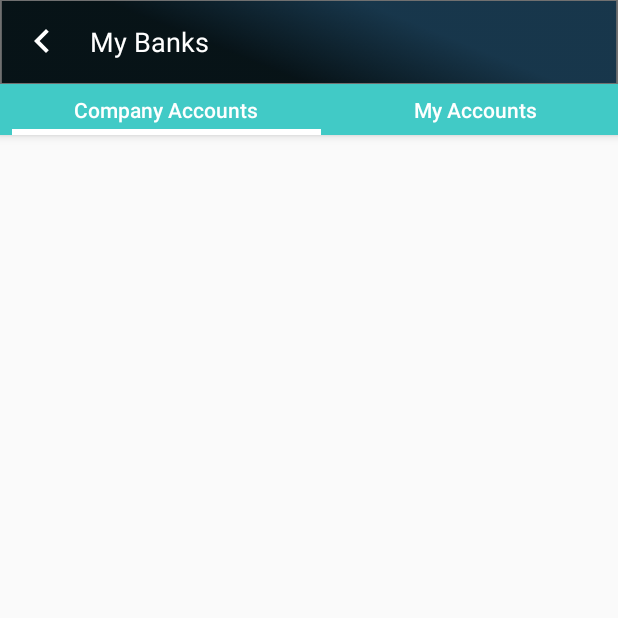
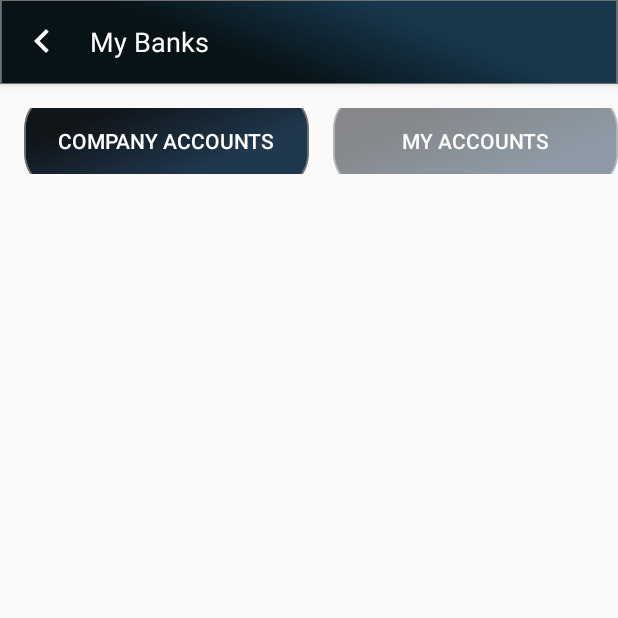
Before and after one commit to saurabhgoyal795/TestingProject, an Android app: the BankAccountsActivity screen opened directly, with no data from a screen before it, on a phone screen of 412 x 824 dp, the top half of it. Run offline under Robolectric (Android 15) with nearby library versions, the phone set to English and light mode, and no system bars; our stand-ins replace data binding; 1 statement that could not run was skipped.

Commit message:
voucher and bank account activity

```diff
--- a/app/src/main/java/com/atlaaya/evdrecharge/activities/BankAccountsActivity.java
+++ b/app/src/main/java/com/atlaaya/evdrecharge/activities/BankAccountsActivity.java
@@ -2,6 +2,7 @@ package com.atlaaya.evdrecharge.activities;
 
 import android.os.Bundle;
 import android.view.MenuItem;
+import android.view.View;
 
 import androidx.databinding.DataBindingUtil;
 
@@ -19,28 +20,43 @@ public class BankAccountsActivity extends BaseActivity {
         binding = DataBindingUtil.setContentView(this, R.layout.activity_manage_bank_accounts);
 
         setSupportActionBar(binding.toolbar);
-
-        binding.tabLayout.addOnTabSelectedListener(new TabLayout.OnTabSelectedListener() {
+        binding.companyAccount.setOnClickListener(new View.OnClickListener() {
             @Override
-            public void onTabSelected(TabLayout.Tab tab) {
-
-                if (tab.getPosition() == 0) {
-                    binding.viewSwitcher.setDisplayedChild(0);
-                } else {
-                    binding.viewSwitcher.setDisplayedChild(1);
-                }
-            }
-
-            @Override
-            public void onTabUnselected(TabLayout.Tab tab) {
-
-            }
-
-            @Override
-            public void onTabReselected(TabLayout.Tab tab) {
-
+            public void onClick(View v) {
+                binding.companyAccount.setAlpha(1);
+                binding.myAccount.setAlpha((float) 0.5);
+                binding.viewSwitcher.setDisplayedChild(0);
             }
         });
+        binding.myAccount.setOnClickListener(new View.OnClickListener() {
+            @Override
+            public void onClick(View v) {
+                binding.myAccount.setAlpha(1);
+                binding.companyAccount.setAlpha((float) 0.5);
+                binding.viewSwitcher.setDisplayedChild(1);
+            }
+        });
+//        binding.tabLayout.addOnTabSelectedListener(new TabLayout.OnTabSelectedListener() {
+//            @Override
+//            public void onTabSelected(TabLayout.Tab tab) {
+//
+//                if (tab.getPosition() == 0) {
+//                    binding.viewSwitcher.setDisplayedChild(0);
+//                } else {
+//                    binding.viewSwitcher.setDisplayedChild(1);
+//                }
+//            }
+//
+//            @Override
+//            public void onTabUnselected(TabLayout.Tab tab) {
+//
+//            }
+//
+//            @Override
+//            public void onTabReselected(TabLayout.Tab tab) {
+//
+//            }
+//        });
 
     }
 
--- a/app/src/main/res/layout/activity_manage_bank_accounts.xml
+++ b/app/src/main/res/layout/activity_manage_bank_accounts.xml
@@ -30,40 +30,73 @@
 
             </androidx.appcompat.widget.Toolbar>
 
-            <com.google.android.material.tabs.TabLayout
-                android:id="@+id/tabLayout"
-                android:layout_width="match_parent"
-                android:layout_height="34dp"
-                android:clipChildren="false"
-                android:clipToPadding="false"
-                android:paddingStart="8dp"
-                android:paddingEnd="8dp"
-                app:tabIndicatorColor="@color/white"
-                app:tabIndicatorHeight="4dp"
-                app:tabMode="fixed"
-                app:tabTextAppearance="@style/AppTabTextAppearance"
-                app:tabTextColor="@color/white">
+        </com.google.android.material.appbar.AppBarLayout>
 
-                <com.google.android.material.tabs.TabItem
-                    android:layout_width="wrap_content"
-                    android:layout_height="wrap_content"
-                    android:text="@string/title_company_bank_accounts" />
+<!--        <com.google.android.material.tabs.TabLayout-->
+<!--            android:id="@+id/tabLayout"-->
+<!--            android:layout_width="match_parent"-->
+<!--            android:layout_height="34dp"-->
+<!--            android:clipChildren="false"-->
+<!--            android:clipToPadding="false"-->
+<!--            android:paddingStart="8dp"-->
+<!--            android:paddingEnd="8dp"-->
+<!--            app:tabIndicatorColor="@color/white"-->
+<!--            app:tabIndicatorHeight="4dp"-->
+<!--            app:tabMode="fixed"-->
+<!--            app:tabTextAppearance="@style/AppTabTextAppearance"-->
+<!--            app:tabTextColor="@color/white">-->
 
-                <com.google.android.material.tabs.TabItem
-                    android:layout_width="wrap_content"
-                    android:layout_height="wrap_content"
-                    android:text="@string/title_my_bank_accounts" />
+<!--            <com.google.android.material.tabs.TabItem-->
+<!--                android:layout_width="wrap_content"-->
+<!--                android:layout_height="wrap_content"-->
+<!--                android:text="@string/title_company_bank_accounts" />-->
 
-            </com.google.android.material.tabs.TabLayout>
+<!--            <com.google.android.material.tabs.TabItem-->
+<!--                android:layout_width="wrap_content"-->
+<!--                android:layout_height="wrap_content"-->
+<!--                android:text="@string/title_my_bank_accounts" />-->
 
-        </com.google.android.material.appbar.AppBarLayout>
+<!--        </com.google.android.material.tabs.TabLayout>-->
+        <LinearLayout
+            android:layout_width="match_parent"
+            android:orientation="horizontal"
+            android:layout_marginTop="16dp"
+            android:paddingBottom="16dp"
+            android:id="@+id/tabLayoutLinear"
+            app:layout_constraintTop_toBottomOf="@+id/appBarLayout"
+            android:layout_height="60dp">
+            <Button
+                android:layout_width="0dp"
+                android:layout_weight="1"
+                android:layout_height="60dp"
+                android:layout_marginLeft="16dp"
+                android:singleLine="true"
+                android:id="@+id/companyAccount"
+                android:textSize="14sp"
+                android:background="@drawable/rectangle_5"
+                android:layout_gravity="center"
+                android:text="@string/title_company_bank_accounts"/>
+            <Button
+                android:layout_width="0dp"
+                android:layout_weight="1"
+                android:layout_height="60dp"
+                android:layout_marginLeft="16dp"
+                android:singleLine="true"
+                android:id="@+id/myAccount"
+                android:textSize="14sp"
+                android:alpha="0.5"
+                android:background="@drawable/rectangle_5"
+                android:layout_gravity="center"
+                android:textColor="@color/white"
+                android:text="@string/title_my_bank_accounts"/>
+        </LinearLayout>
 
         <ViewSwitcher
             android:id="@+id/viewSwitcher"
             android:layout_width="match_parent"
             android:layout_height="0dp"
             app:layout_constraintBottom_toBottomOf="parent"
-            app:layout_constraintTop_toBottomOf="@+id/appBarLayout">
+            app:layout_constraintTop_toBottomOf="@+id/tabLayoutLinear">
 
             <fragment
                 android:id="@+id/fragmentCompanyAccount"
```
Also changed, not shown: app/src/main/java/com/atlaaya/evdrecharge/activities/MyVouchersActivity.java (+35 -19 lines), app/src/main/res/layout/activity_my_vouchers.xml (+34 -26 lines).
